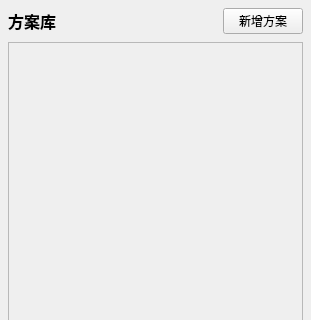
Old version of the form SchemeGalleryWidget.ui in the repository asd977/FlexSimulate; both pictures show x 0 to 311 and y 0 to 320 of the 311 by 763 pixel window.
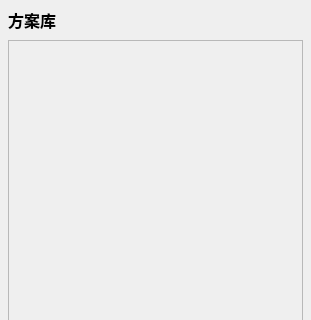
New version of the form.

Commit message: 删除多余按钮

```diff
--- a/SchemeGalleryWidget.ui
+++ b/SchemeGalleryWidget.ui
@@ -54,16 +54,6 @@
        </property>
       </spacer>
      </item>
-     <item>
-      <widget class="QPushButton" name="addButton">
-       <property name="toolTip">
-        <string>创建一个新的方案</string>
-       </property>
-       <property name="text">
-        <string>新增方案</string>
-       </property>
-      </widget>
-     </item>
     </layout>
    </item>
    <item>
@@ -77,7 +67,7 @@
         <x>0</x>
         <y>0</y>
         <width>293</width>
-        <height>701</height>
+        <height>715</height>
        </rect>
       </property>
       <layout class="QGridLayout" name="gridLayout">
```
The commit also changes 5 other files.
